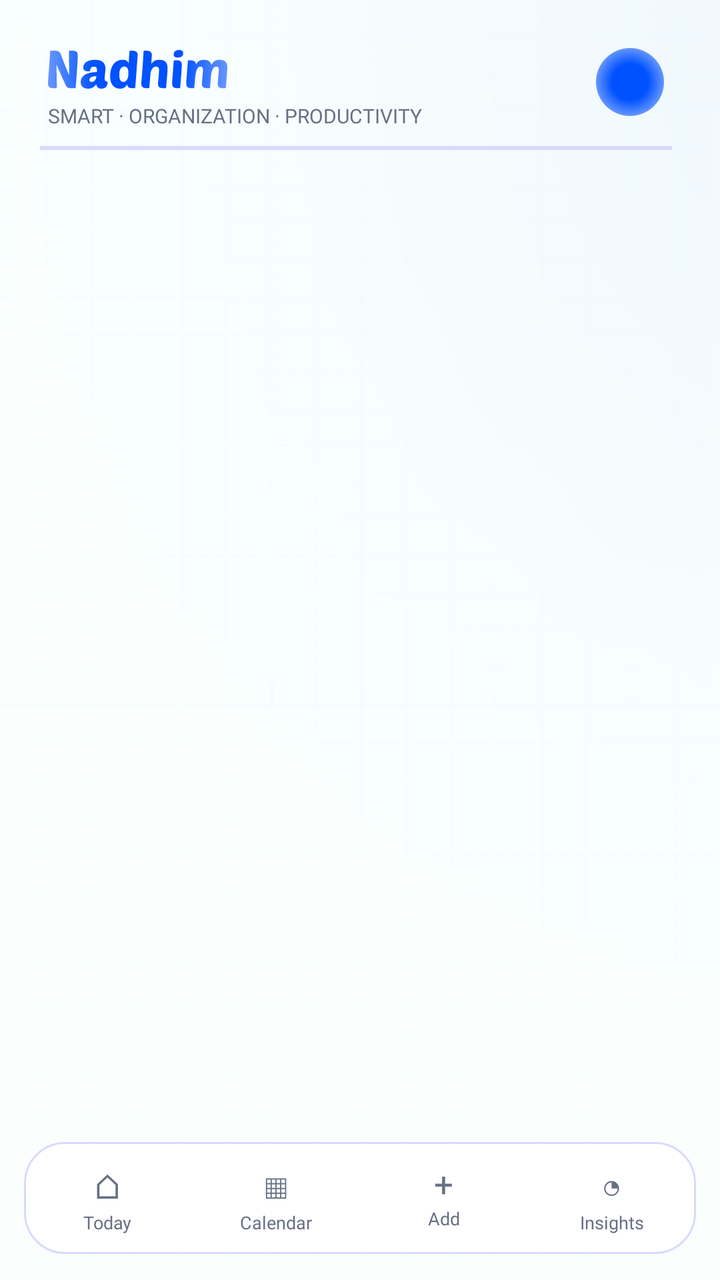
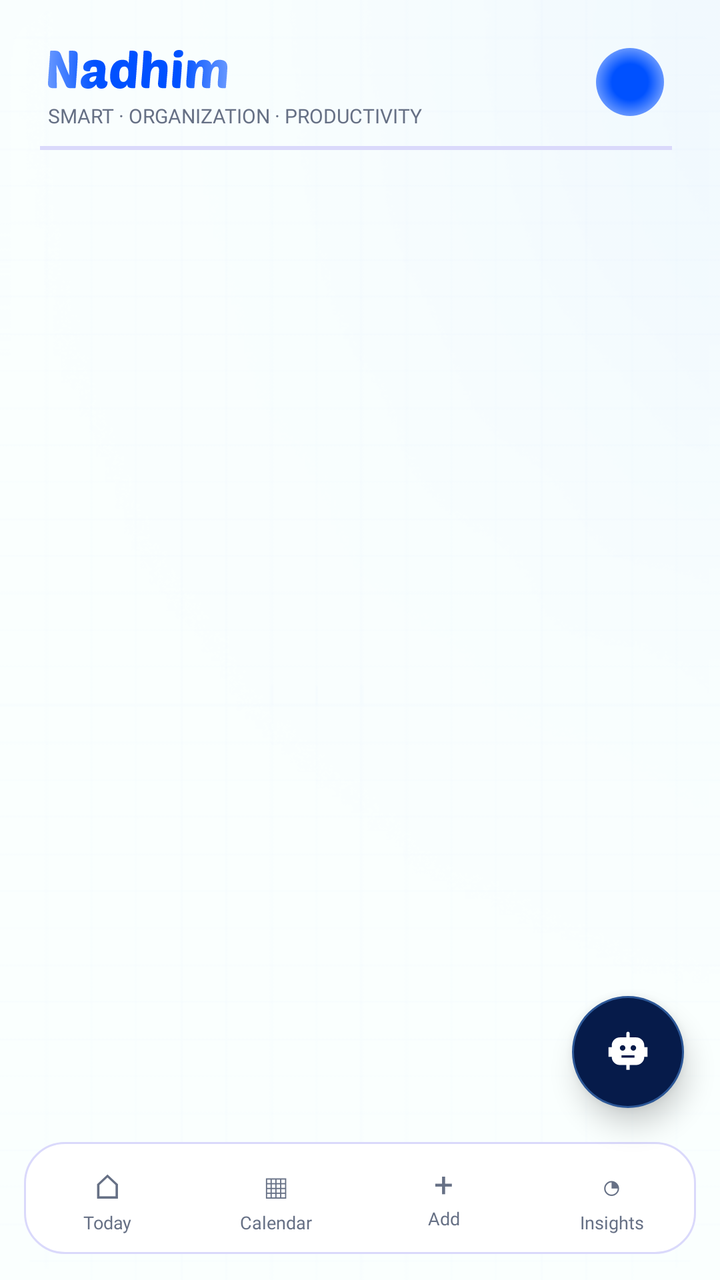

An Android layout rendered at two revisions. The XML below is the earlier revision; the diff shows what the commit changed to produce the second picture.
<!-- AndroidManifest.xml: application theme AppTheme -->
<!-- res/layout/activity_host.xml -->
<?xml version="1.0" encoding="utf-8"?>
<FrameLayout xmlns:android="http://schemas.android.com/apk/res/android"
    android:layout_width="match_parent"
    android:layout_height="match_parent"
    android:background="@color/screen_background"
    android:orientation="vertical">
    <include layout="@layout/background"/>
    <LinearLayout
        android:layout_width="match_parent"
        android:layout_height="match_parent"
        android:orientation="vertical">
       

        <include layout="@layout/header" />

  
    <FrameLayout
        android:id="@+id/fragment_container"
        android:layout_width="match_parent"
        android:layout_height="0dp"
        android:layout_weight="1" />

    <include layout="@layout/bottom_navigation" />

    </LinearLayout>
</FrameLayout>
<!-- res/layout/background.xml (included above) -->
<FrameLayout xmlns:android="http://schemas.android.com/apk/res/android"
    android:layout_width="match_parent"
    android:layout_height="match_parent">
    
    
    <ImageView
        android:layout_width="match_parent"
        android:layout_height="match_parent"
        android:importantForAccessibility="no"
        android:scaleType="fitXY"
        android:src="@drawable/bg_grid" />

    
    <ImageView
        android:layout_width="match_parent"
        android:layout_height="wrap_content"
        android:adjustViewBounds="true"
        android:importantForAccessibility="no"
        android:scaleType="fitXY"
        android:src="@drawable/bg_glow" />
</FrameLayout>
<!-- res/layout/header.xml (included above) -->
<?xml version="1.0" encoding="utf-8"?>
    <LinearLayout
        xmlns:android="http://schemas.android.com/apk/res/android"
        android:layout_width="match_parent"
        android:layout_height="wrap_content"
        android:orientation="vertical"
        android:paddingStart="20dp"
        android:paddingTop="24dp"
        android:paddingEnd="24dp">

        
        
        <RelativeLayout
            android:layout_width="match_parent"
            android:layout_height="wrap_content">

            
            <ImageView
                android:id="@+id/logo"
                android:layout_width="wrap_content"
                android:layout_height="wrap_content"
                android:layout_marginStart="4dp"
                android:layout_marginTop="1dp"
                android:contentDescription="@string/logo_description"
                android:src="@drawable/logo_nadhim" />

            
            
            <TextView
                style="@style/Text"
                android:layout_width="wrap_content"
                android:layout_height="wrap_content"
                android:layout_below="@id/logo"
                android:layout_marginStart="4dp"
                android:layout_marginTop="8dp"
                android:fontFamily="@font/poppins_semibold"
                android:text="@string/tagline"
                android:textColor="@color/text_secondary"
                android:textSize="10sp" />

            
            <TextView
                android:id="@+id/avatar"
                android:layout_width="34dp"
                android:layout_height="34dp"
                android:layout_alignParentEnd="true"
                android:layout_marginEnd="4dp"
                android:background="@drawable/bg_avatar"
                android:contentDescription="@string/profile_description"
                android:fontFamily="@font/poppins_bold"
                android:gravity="center"
                android:includeFontPadding="false"
                android:text=""
                android:textColor="@color/white"
                android:textSize="14sp" />
        </RelativeLayout>

        
        <View
            android:layout_width="match_parent"
            android:layout_height="2dp"
            android:layout_marginTop="9dp"
            android:background="@color/border" />

    </LinearLayout>
<!-- res/layout/bottom_navigation.xml (included above) -->
<?xml version="1.0" encoding="utf-8"?>
<FrameLayout xmlns:android="http://schemas.android.com/apk/res/android"
    android:layout_width="match_parent"
    android:layout_height="70dp">

    <LinearLayout
        android:layout_width="match_parent"
        android:layout_height="56dp"
        android:layout_gravity="bottom"
        android:layout_marginStart="12dp"
        android:layout_marginEnd="12dp"
        android:layout_marginBottom="13dp"
        android:background="@drawable/bg_bottom_nav"
        android:orientation="horizontal"
        android:paddingTop="6dp"
        android:paddingBottom="6dp">

        <LinearLayout
            android:id="@+id/nav_today"
            style="@style/NavItem"
            android:contentDescription="@string/nav_today">

            <TextView
                style="@style/Text.NavIcon"
                android:layout_width="wrap_content"
                android:layout_height="wrap_content"
                android:text="@string/nav_today_icon" />

            <TextView
                style="@style/Text.NavLabel"
                android:layout_width="wrap_content"
                android:layout_height="wrap_content"
                android:text="@string/nav_today" />
        </LinearLayout>

        <LinearLayout
            android:id="@+id/nav_calendar"
            style="@style/NavItem"
            android:contentDescription="@string/nav_calendar">

            <TextView
                style="@style/Text.NavIcon"
                android:layout_width="wrap_content"
                android:layout_height="wrap_content"
                android:text="@string/nav_calendar_icon" />

            <TextView
                style="@style/Text.NavLabel"
                android:layout_width="wrap_content"
                android:layout_height="wrap_content"
                android:text="@string/nav_calendar" />
        </LinearLayout>

        <LinearLayout
            android:id="@+id/nav_add"
            style="@style/NavItem"
            android:contentDescription="@string/nav_add">

            <TextView
                style="@style/Text.NavIcon"
                android:layout_width="wrap_content"
                android:layout_height="wrap_content"
                android:text="@string/nav_add_icon" />

            <TextView
                style="@style/Text.NavLabel"
                android:layout_width="wrap_content"
                android:layout_height="wrap_content"
                android:text="@string/nav_add" />
        </LinearLayout>

        <LinearLayout
            android:id="@+id/nav_insights"
            style="@style/NavItem"
            android:contentDescription="@string/nav_insights">

            <TextView
                style="@style/Text.NavIcon"
                android:layout_width="wrap_content"
                android:layout_height="wrap_content"
                android:text="@string/nav_insights_icon" />

            <TextView
                style="@style/Text.NavLabel"
                android:layout_width="wrap_content"
                android:layout_height="wrap_content"
                android:text="@string/nav_insights" />
        </LinearLayout>
    </LinearLayout>
</FrameLayout>
<!-- resources referenced by this layout -->
<resources>
  <color name="border">#DAD9FB</color>
  <color name="screen_background">#FAFFFE</color>
  <color name="text_secondary">#667085</color>
  <color name="white">#FFFFFF</color>
  <!-- drawable bg_avatar (drawable) -->
  <?xml version="1.0" encoding="utf-8"?>
  <shape xmlns:android="http://schemas.android.com/apk/res/android"
      android:shape="oval">
      <gradient
          android:type="radial"
          android:gradientRadius="18dp"
          android:startColor="@color/brand_blue"
          android:centerColor="@color/brand_blue"
          android:endColor="@color/brand_blue_light" />
  </shape>
  <!-- drawable bg_bottom_nav (drawable) -->
  <?xml version="1.0" encoding="utf-8"?>
  <shape xmlns:android="http://schemas.android.com/apk/res/android"
      android:shape="rectangle">
      <corners android:radius="20dp" />
      <solid android:color="@color/card_background" />
      <stroke android:width="1dp" android:color="@color/border" />
  </shape>
  <string name="logo_description">Nadhim</string>
  <string name="nav_add">Add</string>
  <string name="nav_add_icon">+</string>
  <string name="nav_calendar">Calendar</string>
  <string name="nav_calendar_icon">▦</string>
  <string name="nav_insights">Insights</string>
  <string name="nav_insights_icon">◔</string>
  <string name="nav_today">Today</string>
  <string name="nav_today_icon">⌂</string>
  <string name="profile_description">Profile</string>
  <string name="tagline">SMART  ·  ORGANIZATION  ·  PRODUCTIVITY</string>
  <style name="Text">
          <item name="android:fontFamily">@font/poppins_regular</item>
          <item name="android:textColor">@color/text_primary</item>
          <item name="android:includeFontPadding">false</item>
      </style>
  <style name="Text.NavIcon">
          <item name="android:fontFamily">@font/poppins_bold</item>
          <item name="android:textSize">17sp</item>
          <item name="android:textColor">@color/text_secondary</item>
          <item name="android:gravity">center</item>
      </style>
  <style name="Text.NavLabel">
          <item name="android:fontFamily">@font/poppins_semibold</item>
          <item name="android:textSize">9sp</item>
          <item name="android:textColor">@color/text_secondary</item>
          <item name="android:gravity">center</item>
          <item name="android:layout_marginTop">2dp</item>
      </style>
  <style name="AppTheme" parent="android:style/Theme.Material.Light.NoActionBar">
          <item name="android:windowBackground">@color/screen_background</item>
          <item name="android:statusBarColor">@color/screen_background</item>
          <item name="android:windowLightStatusBar">true</item>
          <item name="android:navigationBarColor">@color/screen_background</item>
      </style>
  <color name="brand_blue">#0051FF</color>
  <color name="brand_blue_light">#719EFF</color>
  <color name="card_background">#FFFFFF</color>
  <color name="text_primary">#17161B</color>
  <!-- unchanged entries left out for length: 4 -->
</resources>

<!-- the commit's change to res/layout/activity_host.xml (unified diff, before → after) -->
@@ -1,5 +1,6 @@
 <?xml version="1.0" encoding="utf-8"?>
 <FrameLayout xmlns:android="http://schemas.android.com/apk/res/android"
+    android:id="@+id/hostRoot"
     android:layout_width="match_parent"
     android:layout_height="match_parent"
     android:background="@color/screen_background"
@@ -23,6 +24,15 @@
     <include layout="@layout/bottom_navigation" />
 
     </LinearLayout>
+
+    <include
+        android:id="@+id/assistantButton"
+        layout="@layout/view_assistant_button"
+        android:layout_width="56dp"
+        android:layout_height="56dp"
+        android:layout_gravity="bottom|end"
+        android:layout_marginEnd="18dp"
+        android:layout_marginBottom="86dp" />
 </FrameLayout>
 <!-- res/layout/background.xml (included above) -->
 <FrameLayout xmlns:android="http://schemas.android.com/apk/res/android"
@@ -203,3 +213,15 @@
         </LinearLayout>
     </LinearLayout>
 </FrameLayout>
+<!-- res/layout/view_assistant_button.xml (included above) -->
+<?xml version="1.0" encoding="utf-8"?>
+<ImageButton xmlns:android="http://schemas.android.com/apk/res/android"
+    android:id="@+id/assistantButton"
+    android:layout_width="56dp"
+    android:layout_height="56dp"
+    android:background="@drawable/bg_assistant_button"
+    android:contentDescription="Open Nadhim chat"
+    android:elevation="8dp"
+    android:padding="15dp"
+    android:scaleType="centerInside"
+    android:src="@drawable/ic_robot_face" />
<!-- resource entries referenced after the edit -->
@@ -4,6 +4,11 @@
   <color name="screen_background">#FAFFFE</color>
   <color name="text_secondary">#667085</color>
   <color name="white">#FFFFFF</color>
+  <!-- drawable bg_assistant_button (drawable) -->
+  <shape xmlns:android="http://schemas.android.com/apk/res/android" android:shape="oval">
+      <solid android:color="#061B4A" />
+      <stroke android:width="1dp" android:color="#2C5797" />
+  </shape>
   <!-- drawable bg_avatar (drawable) -->
   <?xml version="1.0" encoding="utf-8"?>
   <shape xmlns:android="http://schemas.android.com/apk/res/android"
@@ -23,6 +28,19 @@
       <solid android:color="@color/card_background" />
       <stroke android:width="1dp" android:color="@color/border" />
   </shape>
+  <!-- drawable ic_robot_face (drawable) -->
+  <vector xmlns:android="http://schemas.android.com/apk/res/android"
+      android:width="32dp"
+      android:height="32dp"
+      android:viewportWidth="32"
+      android:viewportHeight="32">
+      <path
+          android:fillColor="#FFFFFF"
+          android:pathData="M15,4.5a1,1 0,1 1,2 0V7h4a5,5 0,0 1,5 5v7a5,5 0,0 1,-5 5H11a5,5 0,0 1,-5 -5v-7a5,5 0,0 1,5 -5h4zM4,13h2v6H4zM26,13h2v6h-2zM15,24h2v3h-2z" />
+      <path
+          android:fillColor="#061B4A"
+          android:pathData="M11,13.5a1.7,1.7 0,1 1,3.4 0a1.7,1.7 0,0 1,-3.4 0M17.6,13.5a1.7,1.7 0,1 1,3.4 0a1.7,1.7 0,0 1,-3.4 0M12,18h8v1.5h-8z" />
+  </vector>
   <string name="logo_description">Nadhim</string>
   <string name="nav_add">Add</string>
   <string name="nav_add_icon">+</string>
